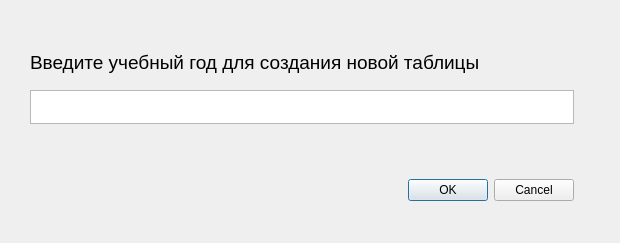
Before: the Qt Designer form new_tabel.ui in OgnestrelYT/Sport-Oracle, drawn with Qt 5.
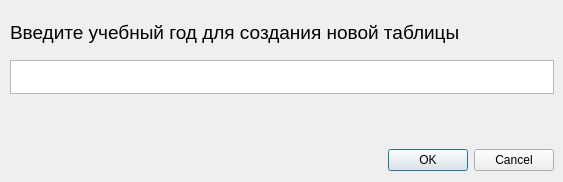
After: the same form once the commit is applied.

```diff
--- a/new_tabel.ui
+++ b/new_tabel.ui
@@ -6,8 +6,8 @@
    <rect>
     <x>0</x>
     <y>0</y>
-    <width>620</width>
-    <height>243</height>
+    <width>563</width>
+    <height>182</height>
    </rect>
   </property>
   <property name="windowTitle">
@@ -16,8 +16,8 @@
   <widget class="QWidget" name="verticalLayoutWidget">
    <property name="geometry">
     <rect>
-     <x>30</x>
-     <y>40</y>
+     <x>10</x>
+     <y>10</y>
      <width>544</width>
      <height>161</height>
     </rect>
```
Left out of the diff: 2 changed lines with no effect on the pictures.
